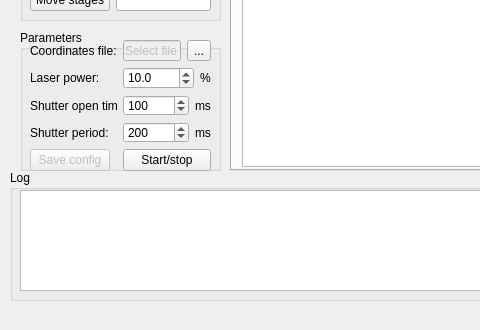
al509/LabSoft, file ui/MainWindow.ui: the form before one commit; both pictures show x 0 to 480 and y 270 to 600 of the 800 by 600 pixel window.
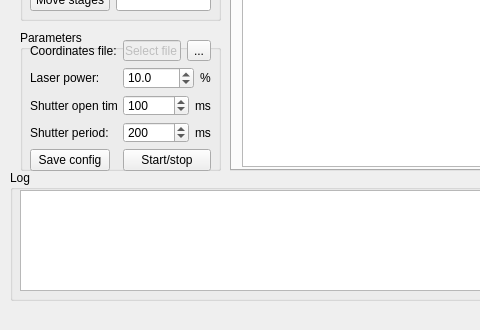
The form after the commit.

```diff
--- a/ui/MainWindow.ui
+++ b/ui/MainWindow.ui
@@ -293,7 +293,7 @@
       <item row="4" column="0">
        <widget class="QPushButton" name="saveButton">
         <property name="enabled">
-         <bool>false</bool>
+         <bool>true</bool>
         </property>
         <property name="text">
          <string>Save config</string>
```
Left out of the diff: 4 changed lines with no effect on the pictures.
